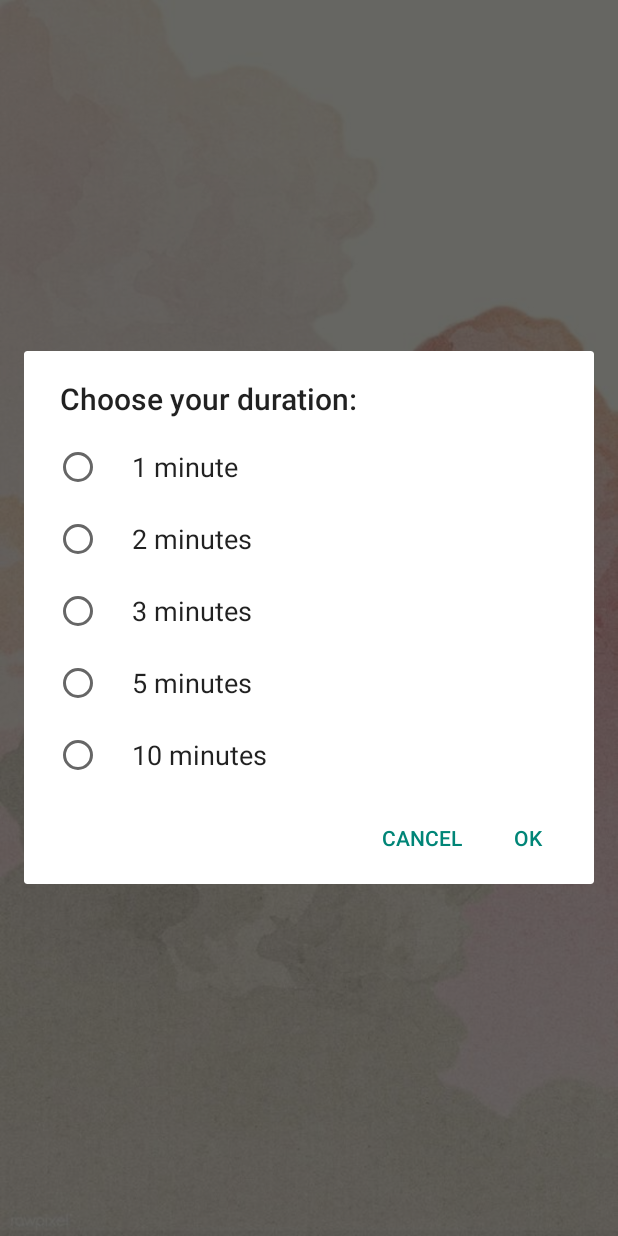
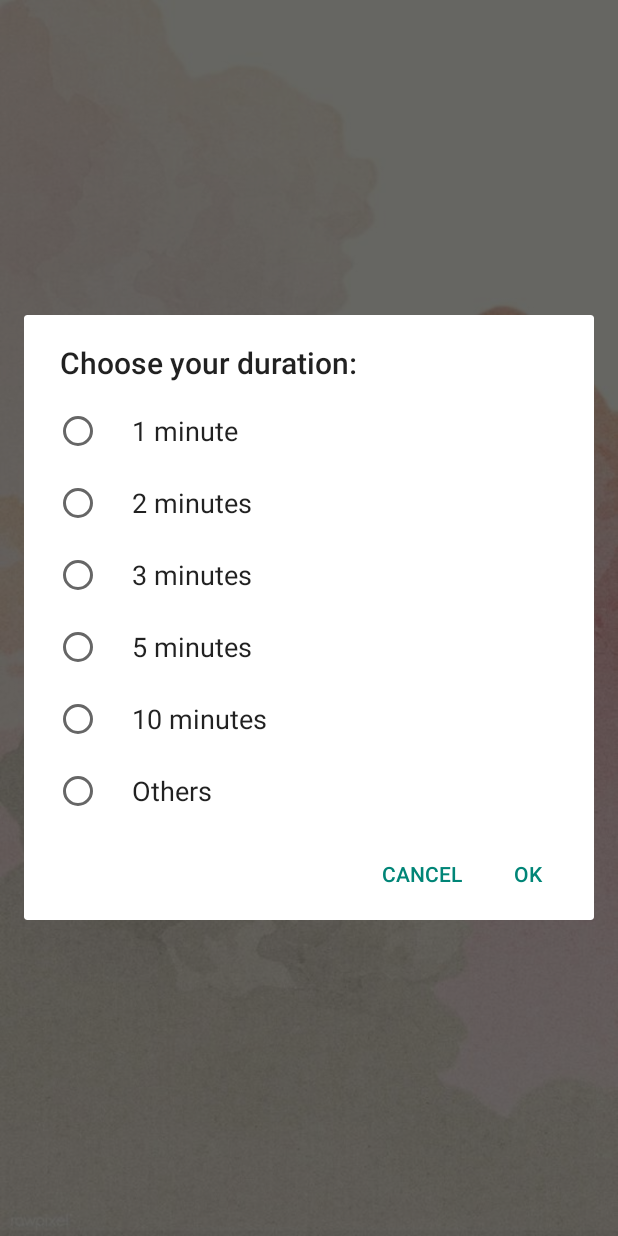
Before and after one commit to bdegouti/Parenting-App, an Android app: the Timer screen opened directly, with no data from a screen before it, after a tap on "CHOOSE DURATION", on a phone screen of 412 x 824 dp. Run offline under Robolectric (Android 15) with nearby library versions, the phone set to English and light mode, and no system bars; Roboto replaces fonts that are not available here.

Commit message:
[Nick Wu] Added custom duration in timer
Added a option in the choose duration dialog to enter a custom duration to count down.

```diff
--- a/app/src/main/java/com/example/parentapp/Timer.java
+++ b/app/src/main/java/com/example/parentapp/Timer.java
@@ -5,12 +5,17 @@ import androidx.appcompat.app.AppCompatActivity;
 import androidx.core.app.NotificationCompat;
 
 import android.content.Context;
+import android.content.DialogInterface;
 import android.content.Intent;
 import android.media.MediaPlayer;
 import android.os.Bundle;
 import android.os.CountDownTimer;
+import android.text.InputType;
+import android.text.Layout;
+import android.util.Log;
 import android.view.View;
 import android.widget.Button;
+import android.widget.EditText;
 import android.widget.TextView;
 import android.widget.Toast;
 
@@ -67,15 +72,17 @@ public class Timer extends AppCompatActivity {
         time.setOnClickListener(new View.OnClickListener() {
             @Override
             public void onClick(View view) {
-                AlertDialog dialog;
-                AlertDialog.Builder builder = new AlertDialog.Builder(Timer.this);
+                AlertDialog durationDialog;
+                AlertDialog.Builder durationBuilder = new AlertDialog.Builder(Timer.this);
 
-                builder.setTitle("Choose your duration:");
+                durationBuilder.setTitle("Choose your duration:");
 
-                builder.setSingleChoiceItems(durations, -1,
-                        ((dialogInterface, position) -> results = durations[position]));
+                durationBuilder.setSingleChoiceItems(durations, -1,
+                        ((dialogInterface, position) -> {
+                            results = durations[position];
+                        }));
 
-                builder.setPositiveButton("OK", ((dialogInterface, i) -> {
+                durationBuilder.setPositiveButton("OK", ((dialogInterface, i) -> {
                     switch (results) {
                         case "1 minute":
                             timeManager.setMinuteInMillis(MILLISECOND_TO_SECOND * MINUTES_TO_SECONDS);
@@ -93,19 +100,55 @@ public class Timer extends AppCompatActivity {
                             timeManager.setMinuteInMillis(5 * MILLISECOND_TO_SECOND * MINUTES_TO_SECONDS);
                             timeLeft = 5 * MILLISECOND_TO_SECOND * MINUTES_TO_SECONDS;
                             break;
-                        default:
+                        case "10 minutes":
                             timeManager.setMinuteInMillis(10 * MILLISECOND_TO_SECOND * MINUTES_TO_SECONDS);
                             timeLeft = 10 * MILLISECOND_TO_SECOND * MINUTES_TO_SECONDS;
+                            break;
+
+                        case "Others":
+                            EditText customDuration = new EditText(Timer.this);
+                            AlertDialog customDurationDialog;
+                            AlertDialog.Builder customDurationBuilder = new AlertDialog.Builder(Timer.this);
+
+                            customDuration.setInputType(InputType.TYPE_CLASS_DATETIME);
+                            customDurationBuilder.setTitle("Customize your duration in minutes:").setView(customDuration);
+
+                            customDurationBuilder.setPositiveButton("SUBMIT", new DialogInterface.OnClickListener() {
+                                @Override
+                                public void onClick(DialogInterface dialogInterface, int i) {
+                                    try {
+                                        int duration = Integer.parseInt(customDuration.getText().toString());
+                                        timeManager.setMinuteInMillis((long) duration * MILLISECOND_TO_SECOND * MINUTES_TO_SECONDS);
+                                        timeLeft = (long) duration * MILLISECOND_TO_SECOND * MINUTES_TO_SECONDS;
+                                    } catch (Exception e) {
+                                        Toast.makeText(Timer.this, "Please enter a valid number for minutes.", Toast.LENGTH_LONG).show();
+                                    }
+                                    updateTimer(timeManager.getMinuteInMillis());
+                                }
+                            });
+
+                            customDurationBuilder.setNegativeButton("CANCEL", new DialogInterface.OnClickListener() {
+                                @Override
+                                public void onClick(DialogInterface dialogInterface, int i) {
+                                    Toast.makeText(Timer.this, "CANCELED", Toast.LENGTH_SHORT).show();
+                                }
+                            });
+
+                            customDurationDialog = customDurationBuilder.create();
+                            customDurationDialog.show();
+
                             break;
                     }
                     updateTimer(timeManager.getMinuteInMillis());
                 }));
 
-                builder.setNegativeButton("CANCEL", ((dialogInterface, i) -> Toast.makeText(
-                        Timer.this, "CANCELED", Toast.LENGTH_SHORT).show()));
+                durationBuilder.setNegativeButton("CANCEL", ((dialogInterface, i) -> {
+                    Toast.makeText(
+                            Timer.this, "CANCELED", Toast.LENGTH_SHORT).show();
+                }));
 
-                dialog = builder.create();
-                dialog.show();
+                durationDialog = durationBuilder.create();
+                durationDialog.show();
             }
         });
     }
@@ -178,10 +221,13 @@ public class Timer extends AppCompatActivity {
     }
 
     private void cancelTimer() {
-        countDownTimer.cancel();
+        if (isRunning) {
+            countDownTimer.cancel();
+        }
         isRunning = false;
         timeLeft = timeManager.getMinuteInMillis();
         updateTimer(timeLeft);
+        startCount.setText("Start");
     }
 
     private void updateTimer(long time) {
--- a/app/src/main/res/layout/activity_timer.xml
+++ b/app/src/main/res/layout/activity_timer.xml
@@ -64,4 +64,5 @@
         android:layout_height="wrap_content"
         android:orientation="vertical"
         app:layout_constraintGuide_percent="0.5" />
+
 </androidx.constraintlayout.widget.ConstraintLayout>
--- a/app/src/main/res/values/durations.xml
+++ b/app/src/main/res/values/durations.xml
@@ -6,5 +6,6 @@
         <item>3 minutes</item>
         <item>5 minutes</item>
         <item>10 minutes</item>
+        <item>Others</item>
     </string-array>
 </resources>
```
Also changed, not shown: 1 other file.
